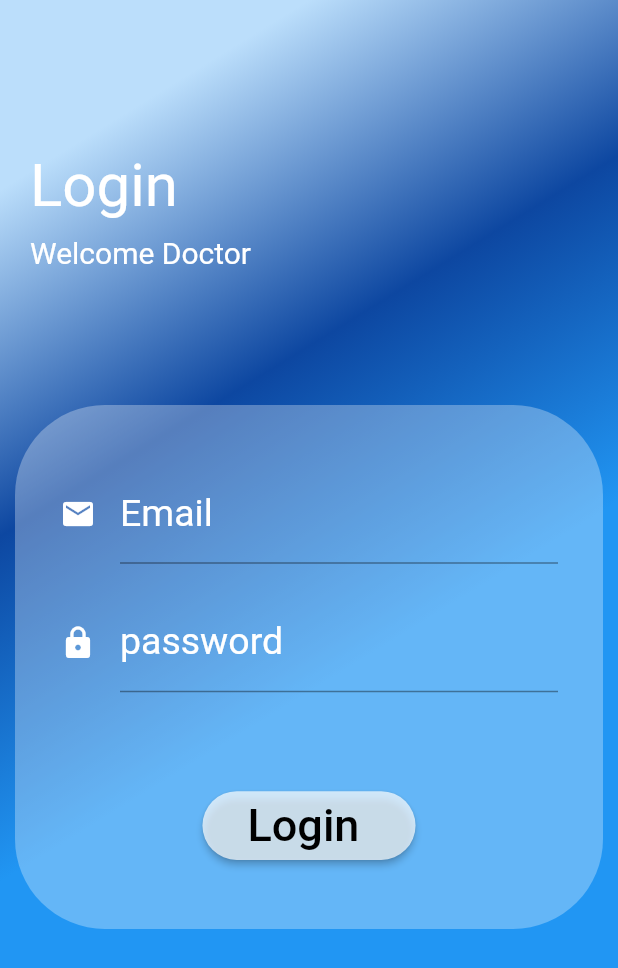
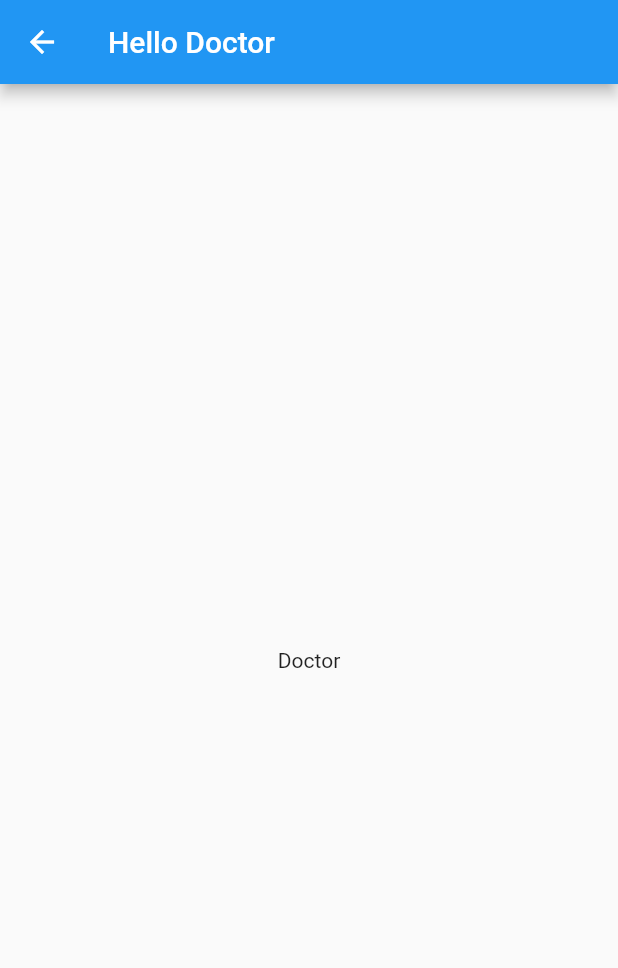
Before and after one commit to Ahmedelsayed247/Flutter, a Flutter app: the Sign_In_Doctor screen opened by its route, after a tap on "Login", on a phone screen of 412 x 824 dp. Shown: the top 968 px of the screen. Run offline on Flutter 3.47's test engine with Material 2 defaults, Android fonts, the light colour scheme and no system bars; our stand-ins replace flutter_signin_button, google_sign_in.

Commit message:
add inital page next sign in

```diff
--- a/attendance_system_app/lib/main.dart
+++ b/attendance_system_app/lib/main.dart
@@ -1,3 +1,5 @@
+import 'package:attendance_system_app/screens/After_Sign_in%20_as%20_student.dart';
+import 'package:attendance_system_app/screens/After_sign_in_as_doctor.dart';
 import 'package:attendance_system_app/screens/sign_in_Doctor_page.dart';
 import 'package:attendance_system_app/screens/sign_in_Student_page.dart';
 import 'package:attendance_system_app/screens/start_page.dart';
@@ -17,7 +19,9 @@ class MyApp extends StatelessWidget {
       routes: {
         '/': (context) => const Start_Page(),
         'student': (context) => Sign_In_Student(),
-        'Doctor': (context) => Sign_In_Doctor()
+        'Doctor': (context) => Sign_In_Doctor(),
+        "After_sign_in_as_Doctor": (context) => After_sign_in_as_doctor(),
+        "After_sign_in_as_Student": (context) => After_Sign_in_as_student(),
       },
       debugShowCheckedModeBanner: false,
       // title: 'Flutter Demo',
--- /dev/null
+++ b/attendance_system_app/lib/screens/After_sign_in_as_doctor.dart
@@ -0,0 +1,24 @@
+import 'package:flutter/material.dart';
+
+class After_sign_in_as_doctor extends StatefulWidget {
+  const After_sign_in_as_doctor({super.key});
+
+  @override
+  State<After_sign_in_as_doctor> createState() => _After_sign_in_as_doctor();
+}
+
+class _After_sign_in_as_doctor extends State<After_sign_in_as_doctor> {
+  @override
+  Widget build(BuildContext context) {
+    return SafeArea(
+        child: Scaffold(
+      appBar: AppBar(
+        title: Text("Hello Doctor"),
+      ),
+      body: Container(
+        alignment: Alignment.center,
+        child: Text("Doctor"),
+      ),
+    ));
+  }
+}
--- a/attendance_system_app/lib/screens/sign_in_Doctor_page.dart
+++ b/attendance_system_app/lib/screens/sign_in_Doctor_page.dart
@@ -21,7 +21,7 @@ class _Sign_In_DoctorState extends State<Sign_In_Doctor> {
           body: SingleChildScrollView(
             child: Container(
               width: double.infinity,
-              decoration:  BoxDecoration(
+              decoration: BoxDecoration(
                   gradient: LinearGradient(begin: Alignment.topCenter, colors: [
                 Colors.blue.shade100,
                 Colors.blue.shade900,
@@ -72,6 +72,12 @@ class MyStatefulWidget extends StatefulWidget {
 }
 
 class _MyStatefulWidgetState extends State<MyStatefulWidget> {
+  void SelectScren(context) {
+    Navigator.of(context).pushNamed(
+      "After_sign_in_as_Doctor",
+    );
+  }
+
   final GlobalKey<FormState> _formKey = GlobalKey<FormState>();
 
   @override
@@ -82,10 +88,10 @@ class _MyStatefulWidgetState extends State<MyStatefulWidget> {
       alignment: Alignment.center,
       width: MediaQuery.of(context).size.width,
       // height:MediaQuery.of(context).size.height ,
-      margin: const EdgeInsets.symmetric( horizontal: 10,vertical: 50),
+      margin: const EdgeInsets.symmetric(horizontal: 10, vertical: 50),
       padding: const EdgeInsets.all(20),
 
-      decoration:  BoxDecoration(
+      decoration: BoxDecoration(
         backgroundBlendMode: BlendMode.luminosity,
         borderRadius: BorderRadius.all(Radius.circular(60)),
         color: Colors.white30,
@@ -100,7 +106,6 @@ class _MyStatefulWidgetState extends State<MyStatefulWidget> {
               Padding(
                 padding: const EdgeInsets.symmetric(vertical: 10),
                 child: TextFormField(
-
                   controller: email,
                   decoration: const InputDecoration(
                     icon: Icon(
@@ -160,7 +165,7 @@ class _MyStatefulWidgetState extends State<MyStatefulWidget> {
                         backgroundColor:
                             MaterialStateProperty.all(Colors.white70),
                       ),
-                      onPressed: () {},
+                      onPressed: () => SelectScren(context),
                       child: const Text(
                         'Login ',
                         style: TextStyle(
```
Also changed, not shown: attendance_system_app/lib/screens/After_Sign_in _as _student.dart (added, +25 -0 lines), attendance_system_app/lib/screens/sign_in_Student_page.dart (+13 -12 lines), attendance_system_app/pubspec.lock. Lines whose indentation alone changed are shown as unchanged.
